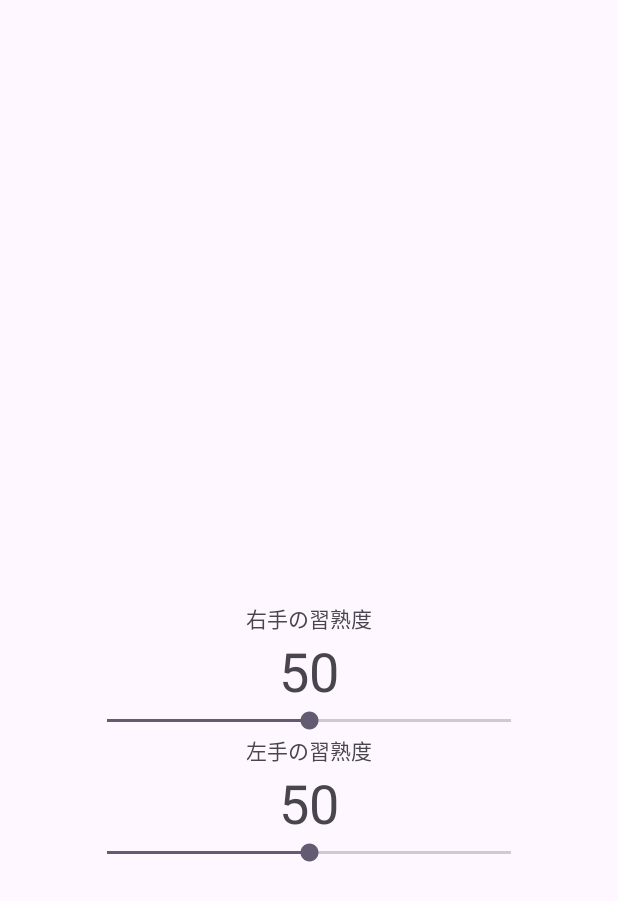
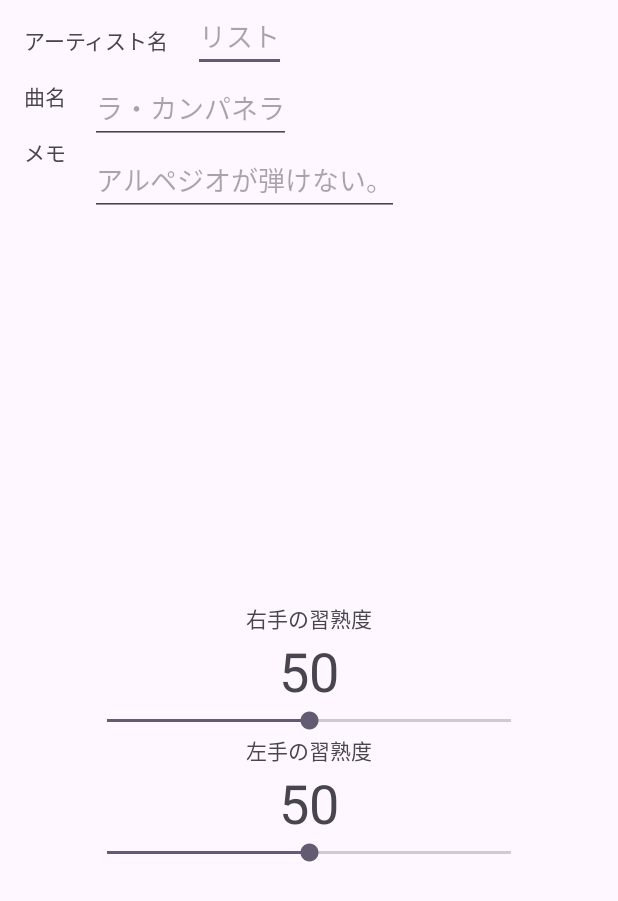
Before and after one commit to Yuki-Naka-Sharing-Study/pianoCoverBook, an Android app: the screen it shows after launch (MainActivity), on a phone screen of 412 x 824 dp. Shown: the top 901 px of the screen. Run offline under Robolectric (Android 15) with nearby library versions, the phone set to English and light mode, and no system bars.

Commit message:
「アーティスト名」「曲名」「メモ」関連のTextViewとEditTextも追加。後に「guideline」を使ってズレを修正予定。EditTextの周りに縁も追加予定。

```diff
--- a/app/src/main/res/layout/activity_main.xml
+++ b/app/src/main/res/layout/activity_main.xml
@@ -9,6 +9,71 @@
     android:gravity="center"
     tools:context=".MainActivity"
     >
+
+　　<!-- guideline使ってズレを直すのもあり   -->
+
+    <TextView
+        android:id="@+id/name_of_artist_text_view"
+        android:text="アーティスト名"
+        android:layout_width="wrap_content"
+        android:layout_height="wrap_content"
+        app:layout_constraintTop_toTopOf="parent"
+        app:layout_constraintStart_toStartOf="parent"
+        android:layout_marginTop="16dp"
+        android:layout_marginStart="16dp"
+        />
+
+    <EditText
+        android:id="@+id/name_of_artist_edit_text"
+        android:hint="リスト"
+        android:layout_width="wrap_content"
+        android:layout_height="wrap_content"
+        app:layout_constraintTop_toTopOf="parent"
+        app:layout_constraintStart_toEndOf="@+id/name_of_artist_text_view"
+        android:layout_marginStart="16dp"
+        />
+
+    <TextView
+        android:id="@+id/name_of_song_text_view"
+        android:text="曲名"
+        android:layout_width="wrap_content"
+        android:layout_height="wrap_content"
+        app:layout_constraintTop_toBottomOf="@+id/name_of_artist_text_view"
+        app:layout_constraintStart_toStartOf="parent"
+        android:layout_marginTop="16dp"
+        android:layout_marginStart="16dp"
+        />
+
+    <EditText
+        android:id="@+id/name_of_song_edit_text"
+        android:hint="ラ・カンパネラ"
+        android:layout_width="wrap_content"
+        android:layout_height="wrap_content"
+        app:layout_constraintTop_toBottomOf="@+id/name_of_artist_edit_text"
+        app:layout_constraintStart_toEndOf="@+id/name_of_song_text_view"
+        android:layout_marginStart="16dp"
+        />
+
+    <TextView
+        android:id="@+id/memo_text_view"
+        android:text="メモ"
+        android:layout_width="wrap_content"
+        android:layout_height="wrap_content"
+        app:layout_constraintTop_toBottomOf="@+id/name_of_song_text_view"
+        app:layout_constraintStart_toStartOf="parent"
+        android:layout_marginTop="16dp"
+        android:layout_marginStart="16dp"
+        />
+
+    <EditText
+        android:id="@+id/memo_edit_text"
+        android:hint="アルペジオが弾けない。"
+        android:layout_width="wrap_content"
+        android:layout_height="wrap_content"
+        app:layout_constraintTop_toBottomOf="@+id/name_of_song_edit_text"
+        app:layout_constraintStart_toEndOf="@+id/memo_text_view"
+        android:layout_marginStart="16dp"
+        />
 
     <TextView
         android:id="@+id/right_text_view"
```
